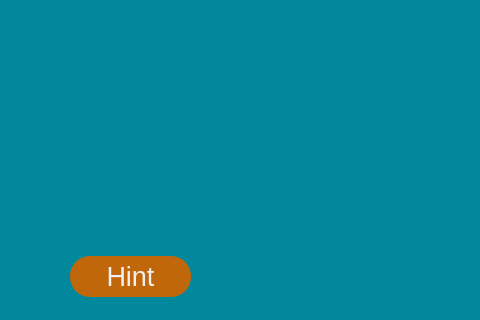
This is hangman.ui in KhinKhinMinThu/hangman_python as Qt 5 draws it before an edit; both pictures show x 0 to 480 and y 304 to 624 of the 1144 by 624 pixel window. The edited form follows.
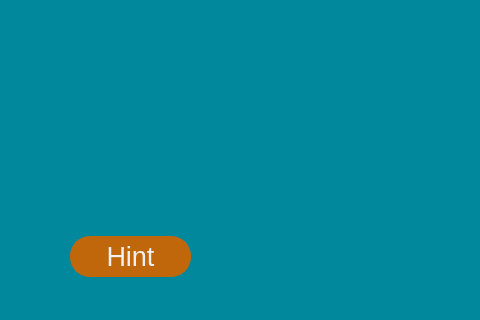
This is the edited form.

Commit message: Resovling merge conflicts

```diff
--- a/hangman.ui
+++ b/hangman.ui
@@ -574,7 +574,7 @@
     <property name="geometry">
      <rect>
       <x>70</x>
-      <y>560</y>
+      <y>540</y>
       <width>121</width>
       <height>41</height>
      </rect>
@@ -823,7 +823,7 @@
     <property name="geometry">
      <rect>
       <x>200</x>
-      <y>560</y>
+      <y>540</y>
       <width>181</width>
       <height>41</height>
      </rect>
```
